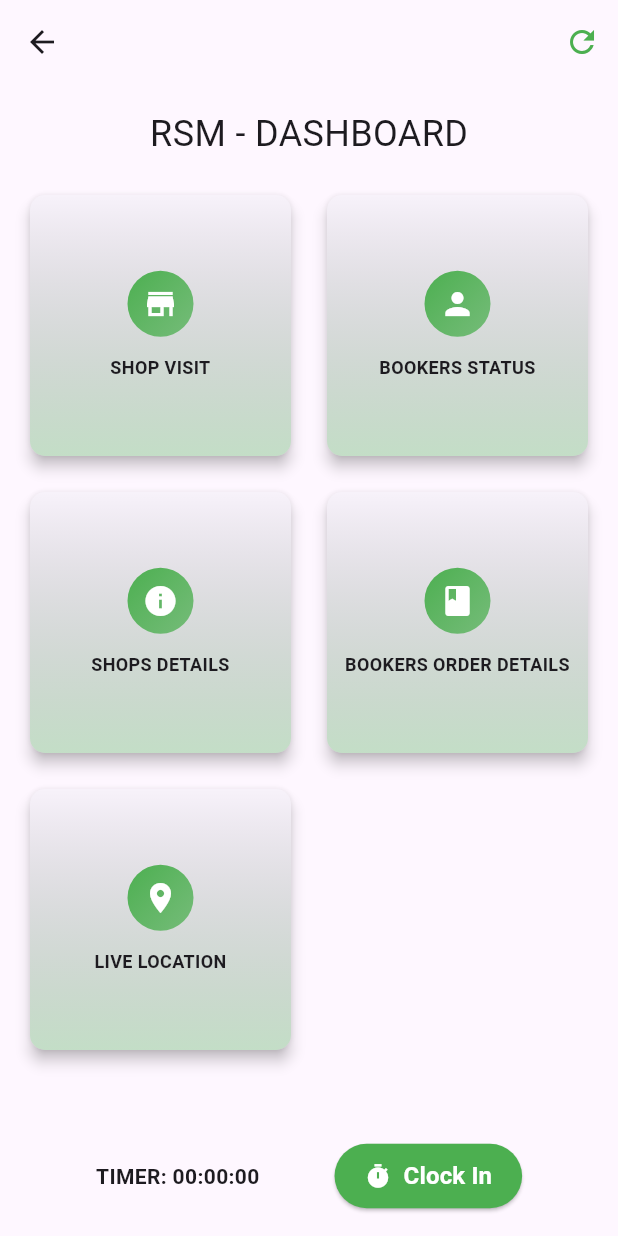
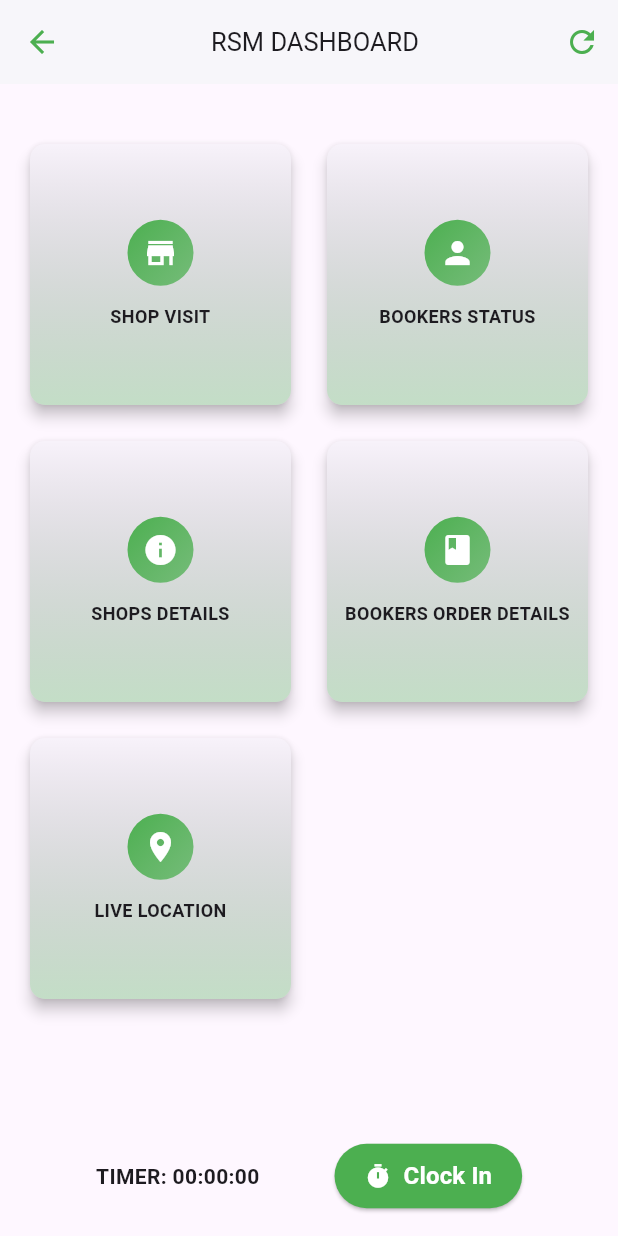
Before and after one commit to Hamid-Raza-22/rsm_nsm_so, a Flutter app: the RSMHomepage screen opened directly, on a phone screen of 412 x 824 dp. Run offline on Flutter 3.47's test engine with Material 3 defaults, Android fonts, the phone set to English and light mode, and no system bars; our stand-ins replace dropdown_search, flutter_svg, google_maps_flutter; Roboto replaces fonts that are missing (avenir next); project files that could hold a hidden picture were left out.

Commit message:
29 July 2024

```diff
--- a/lib/NSM/nsm_homepage.dart
+++ b/lib/NSM/nsm_homepage.dart
@@ -64,7 +64,7 @@ class _NSMHomepageState extends State<NSMHomepage> {
       appBar: AppBar(
         title: Center(
           child: Text(
-            'NSM HOMEPAGE',
+            'NSM DASHBOARD',
             style: TextStyle(
               fontFamily: 'avenir next',
               fontSize: 17 // Reduced font size for AppBar title
--- a/lib/NSM/nsm_location_navigation.dart
+++ b/lib/NSM/nsm_location_navigation.dart
@@ -60,7 +60,7 @@ class _NsmLocationNavigationState extends State<NsmLocationNavigation> {
                   child: TextButton(
                     onPressed: () => _onButtonTapped(1),
                     child: Container(
-                      padding: EdgeInsets.symmetric(vertical: 12),
+                      padding: EdgeInsets.symmetric(vertical: 17),
                       alignment: Alignment.center,
                       decoration: BoxDecoration(
                         border: Border(
--- a/lib/RSM/RSM_HomePage.dart
+++ b/lib/RSM/RSM_HomePage.dart
@@ -57,6 +57,23 @@ class _RSMHomepageState extends State<RSMHomepage> {
   Widget build(BuildContext context) {
     return Scaffold(
       appBar: AppBar(
+        title: Center(
+          child: const Text(
+            'RSM DASHBOARD',
+            style: TextStyle(
+              fontFamily: 'avenir next',
+              fontSize: 17,
+            ),
+          ),
+        ),
+        backgroundColor: Colors.white, // White background
+        elevation: 1, // Add a subtle shadow
+        leading: IconButton(
+          icon: const Icon(Icons.arrow_back, color: Colors.green), // Green back arrow
+          onPressed: () {
+            Navigator.of(context).pop();
+          },
+        ),
         actions: [
           IconButton(
             icon: const Icon(Icons.refresh, color: Colors.green),
@@ -65,27 +82,13 @@ class _RSMHomepageState extends State<RSMHomepage> {
             },
           ),
         ],
-        backgroundColor: Colors.transparent, // Transparent background
-        elevation: 0, // Remove shadow
-        title: null, // No title
-        centerTitle: true,
-        flexibleSpace: Container(
-          color: Colors.transparent, // Transparent color to ensure no background
-        ),
       ),
-      body:Padding(
+      body: Padding(
         padding: const EdgeInsets.all(16.0),
         child: Column(
           crossAxisAlignment: CrossAxisAlignment.center,
           children: [
-          const Text(
-          'RSM - DASHBOARD',
-          style: TextStyle(
-            fontFamily: 'avenir next',
-            fontSize: 24,
-          ),
-        ),
-        const SizedBox(height: 20),
+            const SizedBox(height: 20),
             Expanded(
               child: GridView.builder(
                 gridDelegate: const SliverGridDelegateWithFixedCrossAxisCount(
--- a/lib/SM/sm_bookingstatus.dart
+++ b/lib/SM/sm_bookingstatus.dart
@@ -30,7 +30,7 @@ class _BookingStatusState extends State<BookingStatus> {
         children: [
           Container(
             color: Colors.white,
-            height: 60, // Adjusted height for the button container
+            height: 90,
             child: Row(
               children: [
                 Expanded(
```
Also changed, not shown: lib/NSM/NSM_bookerbookingdetails.dart (+9 -12 lines), lib/SM/sm_homepage.dart (+19 -12 lines).
